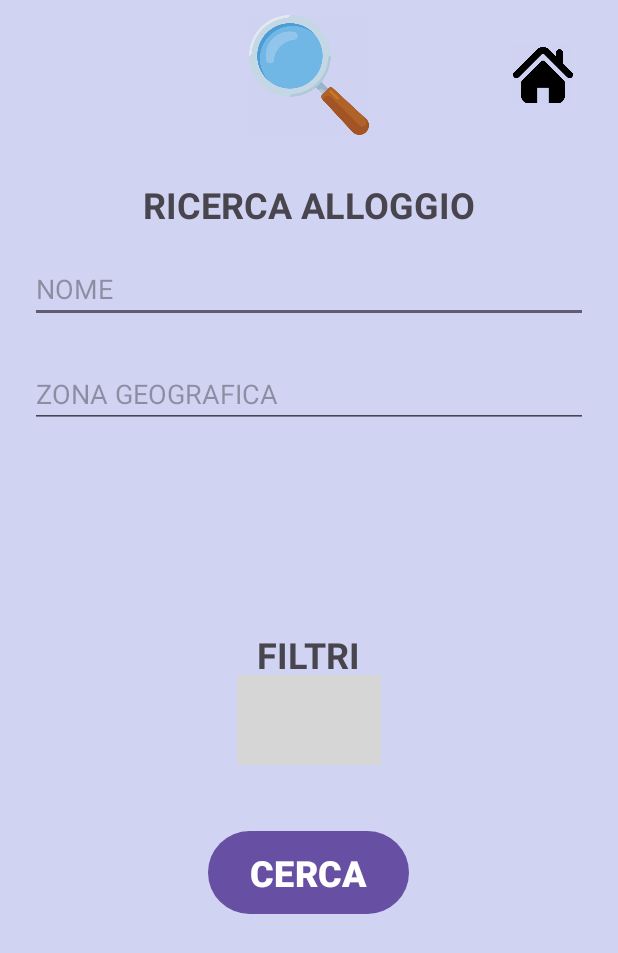
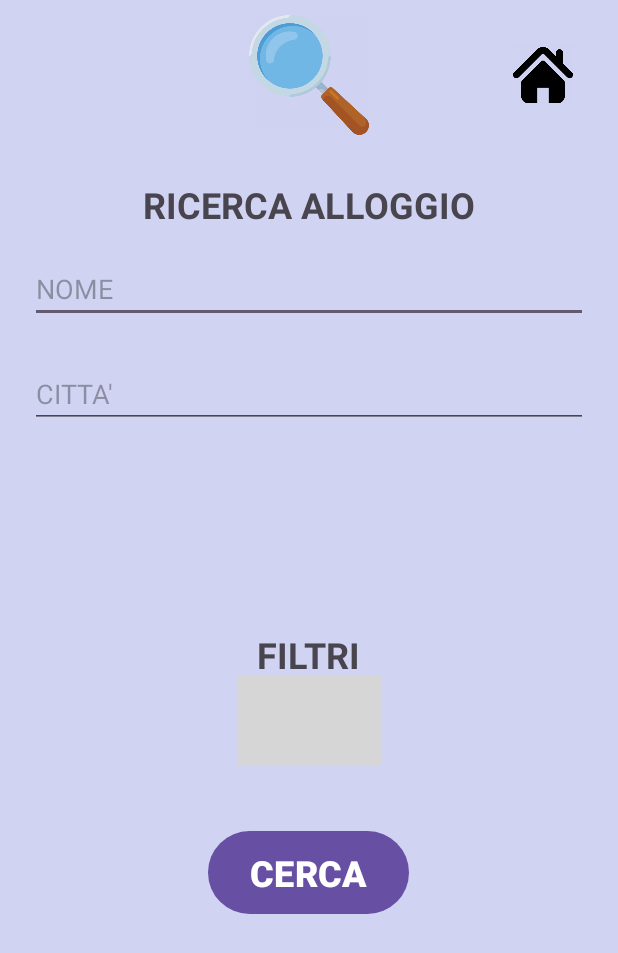
Before and after one commit to SamueBio/Progetto_IS, an Android app: the Cerca screen opened directly, with no data from a screen before it, on a phone screen of 412 x 824 dp. Shown: the top 953 px of the screen. Run offline under Robolectric (Android 15) with nearby library versions, the phone set to English and light mode, and no system bars; grey boxes are pictures that could not be loaded.

Commit message:
CERCA - bugfix

```diff
--- a/app/src/main/java/com/example/myapplication/Cerca.java
+++ b/app/src/main/java/com/example/myapplication/Cerca.java
@@ -468,7 +468,7 @@ public class Cerca extends AppCompatActivity {
         //TODO: query
         Accommodation accommodation = GlobalData.getInstance().getAccommodation();
         accommodation.setName(nomeSearch.getText().toString());
-        accommodation.setArea(geographicArea.getText().toString());
+        accommodation.setTown(geographicArea.getText().toString().toUpperCase());
 
 
         /*
--- a/app/src/main/res/layout/cerca.xml
+++ b/app/src/main/res/layout/cerca.xml
@@ -53,7 +53,7 @@
         android:layout_marginLeft="20dp"
         android:layout_marginTop="240dp"
         android:layout_marginRight="20dp"
-        android:hint="ZONA GEOGRAFICA" />
+        android:hint="CITTA'" />
 
     <TextView
         android:id="@+id/filt"
```
